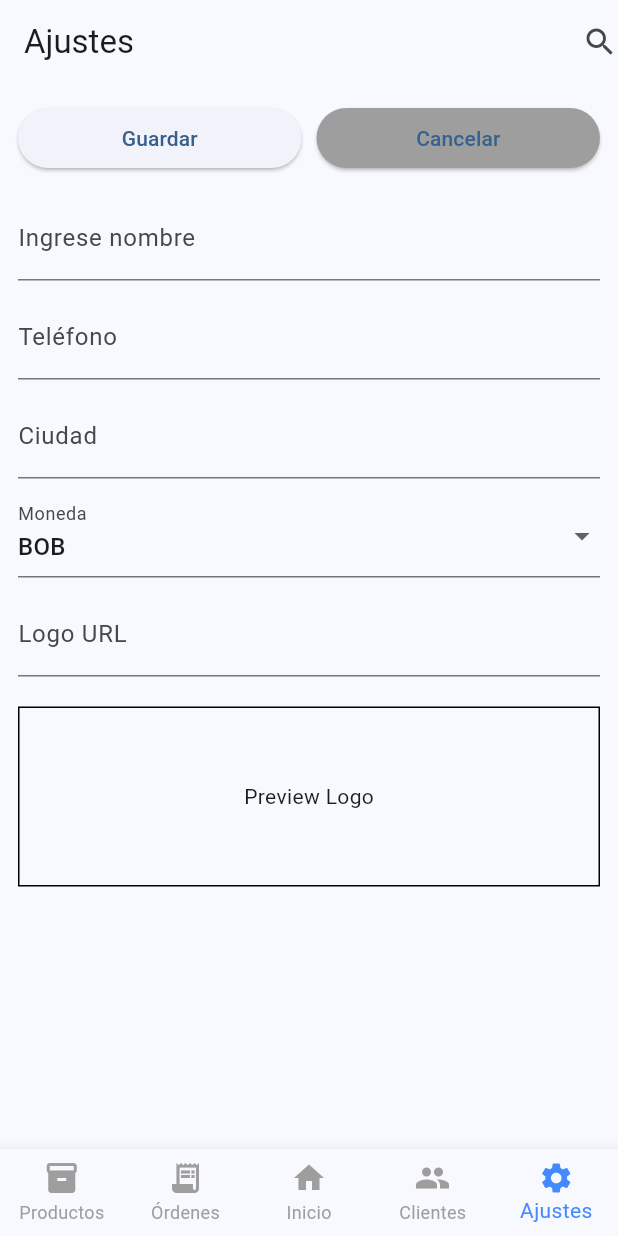
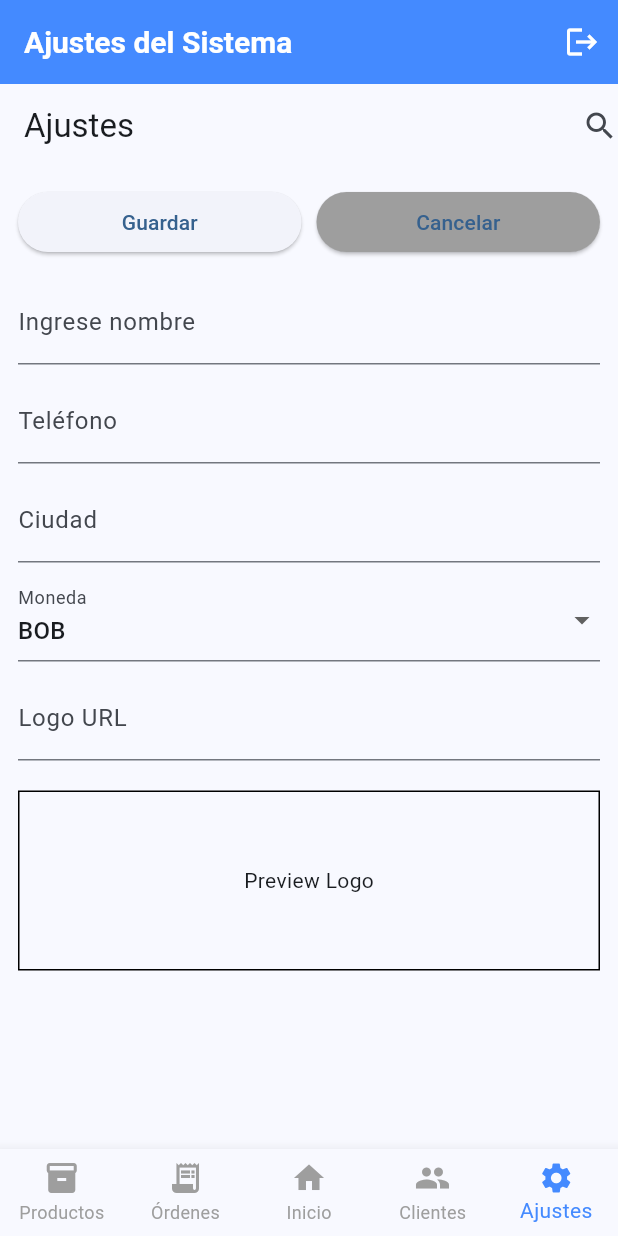
Before and after one commit to Dransil/sistema-api-restaurante, a Flutter app: the MainLayout screen opened directly, item 5 of the bottom bar chosen, on a phone screen of 412 x 824 dp. Run offline on Flutter 3.47's test engine with Material 3 defaults, Android fonts, the phone set to English and light mode, and no system bars; our stand-ins replace dio, flutter_dotenv, flutter_secure_storage; accounts and stored records are empty.

Commit message:
Logout storage

```diff
--- a/app_mobile_pos/lib/screens/home_screen.dart
+++ b/app_mobile_pos/lib/screens/home_screen.dart
@@ -3,8 +3,9 @@ import 'package:app_mobile_pos/screens/clientes_screen.dart';
 import 'package:app_mobile_pos/screens/ajustes_screen.dart';
 import 'package:app_mobile_pos/screens/productos_screen.dart';
 import 'package:app_mobile_pos/screens/ordenes_screen.dart';
+import 'package:app_mobile_pos/screens/login_screen.dart';
+import 'package:flutter_secure_storage/flutter_secure_storage.dart';
 
-// Aqui tienes que importar las pantallas que haras
 class MainLayout extends StatefulWidget {
   const MainLayout({super.key});
 
@@ -13,37 +14,98 @@ class MainLayout extends StatefulWidget {
 }
 
 class _MainLayoutState extends State<MainLayout> {
-  // Iniciamos en 2 para que "Inicio" sea la pantalla principal
   int _selectedIndex = 2;
 
-  // Lista de tus pantallas
   final List<Widget> _screens = [
     const ProductosScreen(),
     const OrdenesScreen(),
-    const Center(child: Text('Inicio')), // Index 2 (Principal)
+    const Center(child: Text('Inicio')),
     const ClientesScreen(),
     const AjustesScreen(),
   ];
+  final FlutterSecureStorage _storage = const FlutterSecureStorage();
+  // Títulos dinámicos según la pantalla actual
+  final List<String> _titles = [
+    'Inventario de Productos',
+    'Historial de Órdenes',
+    'Punto de Venta (Inicio)',
+    'Gestión de Clientes',
+    'Ajustes del Sistema',
+  ];
+
+  void _logout() async {
+    // 1. Borramos físicamente el token del almacenamiento encriptado
+    await _storage.delete(key: 'jwt_token');
+
+    if (mounted) {
+      // 2. Redirección blindada destruyendo el historial de navegación
+      Navigator.pushAndRemoveUntil(
+        context,
+        MaterialPageRoute(builder: (context) => const LoginScreen()),
+        (route) => false,
+      );
+    }
+  }
 
   @override
   Widget build(BuildContext context) {
     return Scaffold(
+      // Agregamos el AppBar global para contener el botón de Logout
+      appBar: AppBar(
+        title: Text(
+          _titles[_selectedIndex],
+          style: const TextStyle(fontWeight: FontWeight.bold, fontSize: 20),
+        ),
+        backgroundColor: Colors.blueAccent,
+        foregroundColor: Colors.white,
+        actions: [
+          IconButton(
+            icon: const Icon(Icons.logout),
+            tooltip: 'Cerrar Sesión',
+            onPressed: () {
+              // Mostramos un diálogo de confirmación rápido antes de salir
+              showDialog(
+                context: context,
+                builder: (context) => AlertDialog(
+                  title: const Text('Cerrar Sesión'),
+                  content: const Text(
+                    '¿Estás seguro de que deseas salir del sistema?',
+                  ),
+                  actions: [
+                    TextButton(
+                      onPressed: () => Navigator.pop(context),
+                      child: const Text('Cancelar'),
+                    ),
+                    TextButton(
+                      onPressed: () {
+                        Navigator.pop(context); // Cierra el diálogo
+                        _logout(); // Ejecuta el logout
+                      },
+                      child: const Text(
+                        'Salir',
+                        style: TextStyle(color: Colors.red),
+                      ),
+                    ),
+                  ],
+                ),
+              );
+            },
+          ),
+        ],
+      ),
       body: _screens[_selectedIndex],
-
       bottomNavigationBar: BottomNavigationBar(
-        type: BottomNavigationBarType.fixed, // Obligatorio para más de 3 items
+        type: BottomNavigationBarType.fixed,
         showUnselectedLabels: true,
         showSelectedLabels: true,
         currentIndex: _selectedIndex,
         selectedItemColor: Colors.blueAccent,
         unselectedItemColor: Colors.grey,
-
         onTap: (index) {
           setState(() {
             _selectedIndex = index;
           });
         },
-
         items: const <BottomNavigationBarItem>[
           BottomNavigationBarItem(
             icon: Icon(Icons.inventory),
```
